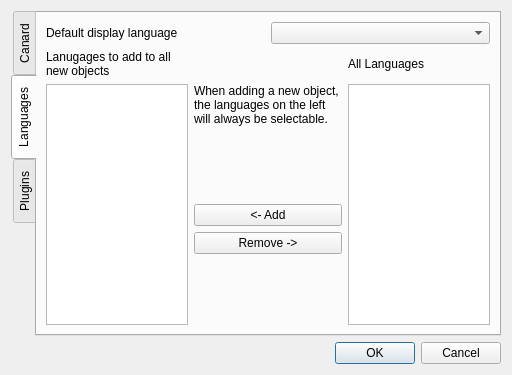
The window that ui/preferencesDialog.ui (LegoStormtroopr/canard) describes before a commit, drawn with Qt 5.
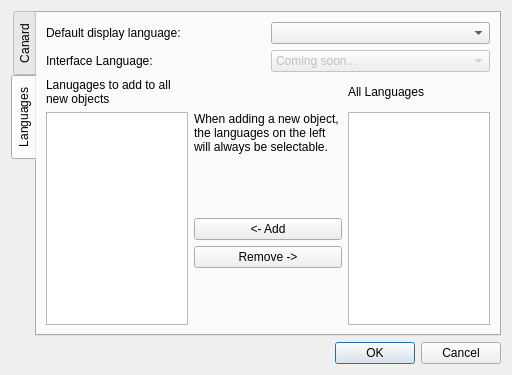
The same window after the commit. The open tabs and pages were chosen to show the change. Icons and pictures are not drawn. Custom widgets are drawn as their Qt base class.

Commit message:
Multilingual preference changes
Added in Global language add

```diff
--- a/ui/preferencesDialog.ui
+++ b/ui/preferencesDialog.ui
@@ -105,7 +105,7 @@
 If the object doesnt have this language the first available will be used instead</string>
            </property>
            <property name="text">
-            <string>Default display language</string>
+            <string>Default display language:</string>
            </property>
           </widget>
          </item>
@@ -122,6 +122,29 @@
          </item>
         </layout>
        </item>
+       <item>
+        <layout class="QHBoxLayout" name="horizontalLayout_4">
+         <item>
+          <widget class="QLabel" name="label_5">
+           <property name="text">
+            <string>Interface Language:</string>
+           </property>
+          </widget>
+         </item>
+         <item>
+          <widget class="QComboBox" name="comboBox">
+           <property name="enabled">
+            <bool>false</bool>
+           </property>
+           <item>
+            <property name="text">
+             <string>Coming soon...</string>
+            </property>
+           </item>
+          </widget>
+         </item>
+        </layout>
+       </item>
        <item>
         <layout class="QGridLayout" name="gridLayout">
          <item row="0" column="0">
@@ -201,15 +224,6 @@
        </item>
       </layout>
      </widget>
-     <widget class="QWidget" name="tab_2">
-      <attribute name="icon">
-       <iconset resource="../icons/canard.qrc">
-        <normaloff>:/file/actions/network-connect-2.png</normaloff>:/file/actions/network-connect-2.png</iconset>
-      </attribute>
-      <attribute name="title">
-       <string>Plugins</string>
-      </attribute>
-     </widget>
     </widget>
    </item>
    <item>
```
Left out of the diff: 22 changed lines with no effect on the pictures. The commit also changes 10 other files.
